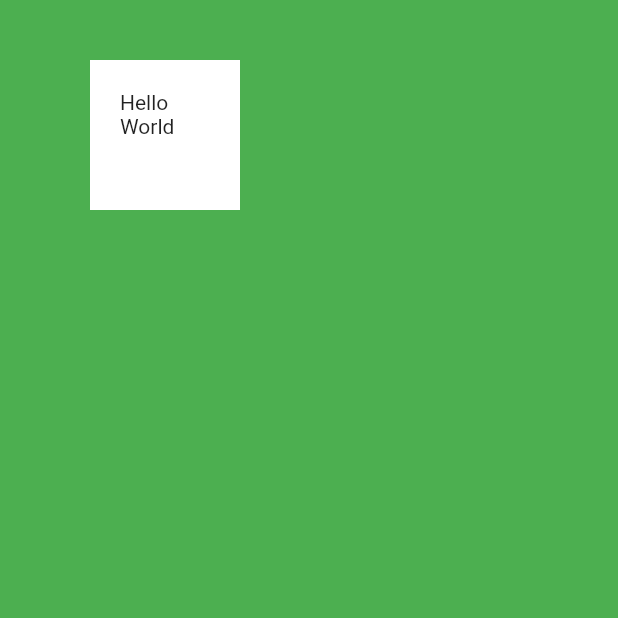
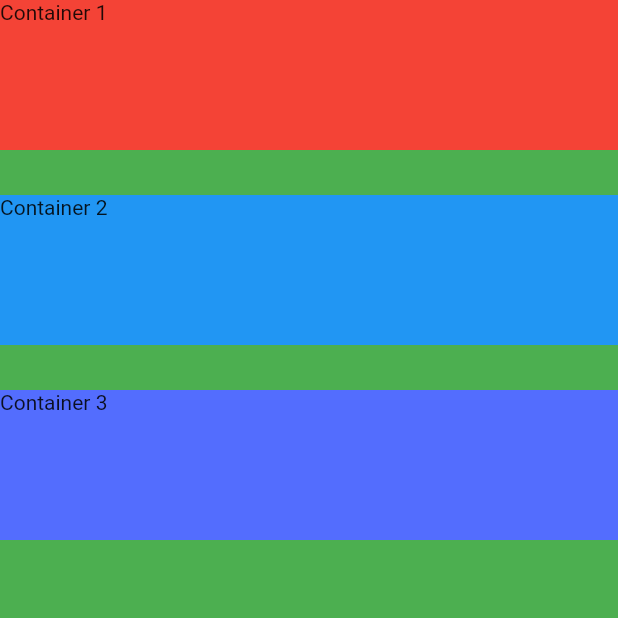
Before and after one commit to Hassanulhaq52/Mi-Card-Flutter, a Flutter app: the screen it shows after launch, on a phone screen of 412 x 824 dp, the top half of it. Run offline on Flutter 3.47's test engine with Material 2 defaults, Android fonts, the phone set to English and light mode, and no system bars.

Commit message:
Using Column & Row Widgets for Layout

```diff
--- a/lib/main.dart
+++ b/lib/main.dart
@@ -11,16 +11,27 @@ class MyApp extends StatelessWidget {
       home: Scaffold(
         backgroundColor: Colors.green,
         body: SafeArea(
-          child: Container(
+            child: Column(
+              crossAxisAlignment: CrossAxisAlignment.stretch,
+                children: <Widget>[
+          Container(
             height: 100.0,
-            width: 100.0,
-            margin: EdgeInsets.fromLTRB(60.0, 40.0, 30.0, 40.0),
-            padding: EdgeInsets.all(20.0),
-            color: Colors.white,
-            child: Text('Hello World'),
-
+            color: Colors.red,
+            child: Text('Container 1'),
           ),
-        ),
+          SizedBox(height: 30.0),
+          Container(
+            height: 100.0,
+            color: Colors.blue,
+            child: Text('Container 2'),
+          ),
+          SizedBox(height: 30.0),
+          Container(
+            height: 100.0,
+            color: Colors.indigoAccent,
+            child: Text('Container 3'),
+          ),
+        ])),
       ),
     );
   }
```
Also changed, not shown: 2 other files.
